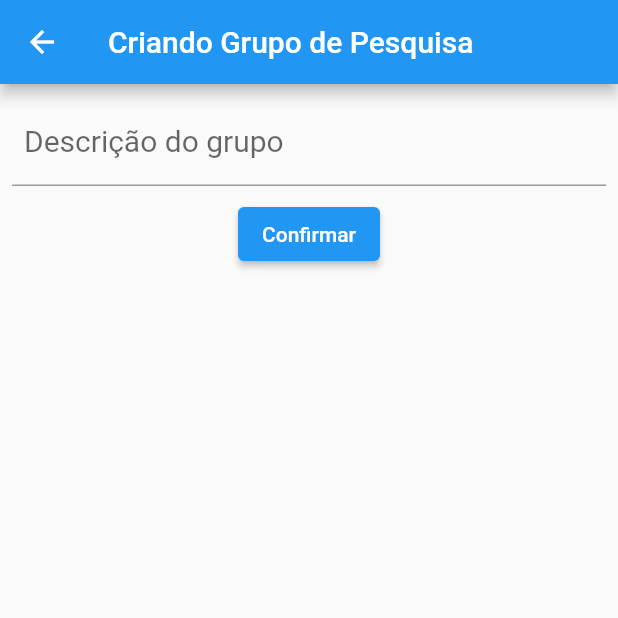
After one commit to kaka-nunes/ecopop-1, a Flutter app: the ListarGruposPesquisa screen opened directly, after a tap on the "add" icon, on a phone screen of 412 x 824 dp, the top half of it. The commit adds this screen. Run offline on Flutter 3.47's test engine with Material 2 defaults, Android fonts, the phone set to English and light mode, and no system bars; our stand-ins replace sqflite; accounts and stored records are empty.

Commit message:
Cadastro grupo

```diff
--- /dev/null
+++ b/lib/screens/grupo-pesquisa/grupo_dao.dart
@@ -0,0 +1,82 @@
+import 'package:sqflite/sqflite.dart';
+import 'package:path/path.dart';
+
+Future<Database> getDatabase() async {
+  final String path = join(await getDatabasesPath(), 'ecopop');
+  return openDatabase(
+    path,
+    onCreate: (db, version) {
+      db.execute(GrupoPesquisaDao.tableSql);
+    },
+    version: 1,
+    //limpar o banco de dados - primeiro precisa alterar a versão
+    //onDowngrade: onDatabaseDowngradeDelete,
+  );
+}
+
+class GrupoPesquisaDao {
+  static const String _tabela = 'grupopesquisa';
+  static const String _id = 'id';
+  static const String _nomegrupo = 'nomegrupo';
+
+  static const String tableSql = 'CREATE TABLE $_tabela('
+      '$_id INTEGER PRIMARY KEY,'
+      '$_nomegrupo TEXT'
+      ')';
+
+  //salvar
+  Future<int> save(GrupoPesquisa grupo) async {
+    final Database db = await getDatabase();
+
+    Map<String, dynamic> grupoMap = _toMap(grupo);
+    return db.insert(_tabela, grupoMap);
+  }
+
+  Map<String, dynamic> _toMap(GrupoPesquisa grupo) {
+    final Map<String, dynamic> grupoMap = Map();
+    grupoMap[_nomegrupo] = grupo.nomegrupo;
+    return grupoMap;
+  }
+
+  //gegar todos
+  Future<List<GrupoPesquisa>> findAll() async {
+    final Database db = await getDatabase();
+    final List<Map<String, dynamic>> resultado = await db.query(_tabela);
+    List<GrupoPesquisa> grupos = _toList(resultado);
+    return grupos;
+  }
+
+  List<GrupoPesquisa> _toList(List<Map<String, dynamic>> resultado) {
+    final List<GrupoPesquisa> grupos = [];
+    for (Map<String, dynamic> row in resultado) {
+      final GrupoPesquisa grupo = GrupoPesquisa(
+        row[_id],
+        row[_nomegrupo],
+      );
+      grupos.add(grupo);
+    }
+    return grupos;
+  }
+
+  Future<int> delete(int id) async {
+    final db = await getDatabase();
+
+    int resultado = await db.delete(_tabela, //nome da tabela
+        where: "$_id = ?",
+        whereArgs: [id]);
+
+    return resultado;
+  }
+}
+
+class GrupoPesquisa {
+  final int id;
+  final String nomegrupo;
+
+  GrupoPesquisa(this.id, this.nomegrupo);
+
+  @override
+  String toString() {
+    return 'GrupoPesquisa{id: $id, grupo: $nomegrupo}';
+  }
+}
--- /dev/null
+++ b/lib/screens/grupo-pesquisa/lista.dart
@@ -0,0 +1,245 @@
+import 'package:eco_pop/main.dart';
+import 'package:eco_pop/screens/grupo-pesquisa/grupo_dao.dart';
+import 'package:flutter/material.dart';
+
+import 'package:path/path.dart';
+import 'package:sqflite/sqflite.dart';
+
+class ListarGruposPesquisa extends StatefulWidget {
+  @override
+  State<StatefulWidget> createState() {
+    // TODO: implement createState
+    return ListarGruposPesquisaState();
+  }
+}
+
+class ListarGruposPesquisaState extends State<ListarGruposPesquisa> {
+  //final List _grupos = [];
+  final GrupoPesquisaDao _gruposDao = GrupoPesquisaDao();
+
+  @override
+  Widget build(BuildContext context) {
+    //_grupos.add(GrupoPesquisa('Informática'));
+
+    return Scaffold(
+      appBar: AppBar(
+        title: Text('Grupo de pesquisa'),
+      ),
+      body: FutureBuilder<List<GrupoPesquisa>>(
+        initialData: [],
+        //future: Future.delayed(Duration(seconds: 5))
+        //.then((value) => _gruposDao.findAll()),
+        future: _gruposDao.findAll(),
+        builder: (context, snapshot) {
+          switch (snapshot.connectionState) {
+            case ConnectionState.none:
+              break;
+            case ConnectionState.waiting:
+              return Center(
+                child: Column(
+                  mainAxisAlignment: MainAxisAlignment.center,
+                  crossAxisAlignment: CrossAxisAlignment.center,
+                  children: <Widget>[
+                    CircularProgressIndicator(),
+                    Text('Carregando!')
+                  ],
+                ),
+              );
+              break;
+            case ConnectionState.active:
+              break;
+            case ConnectionState.done:
+              final List<GrupoPesquisa> grupos = snapshot.data ?? [];
+              return ListView.builder(
+                itemBuilder: (context, index) {
+                  final GrupoPesquisa grupo = grupos[index];
+                  return ItensGruposPesquisa(grupo);
+                },
+                itemCount: grupos.length,
+              );
+              break;
+          }
+          return Text('Unknown error');
+        },
+      ),
+      floatingActionButton: FloatingActionButton(
+        /*onPressed: () {
+          //criar uma navegação para o formulário de cadastro
+          final Future future =
+              Navigator.push(context, MaterialPageRoute(builder: (context) {
+            return FormularioGrupoPesquisa(); //FormularioTransferencia();
+          }));
+          future.then((descricaoRecebida) {
+            setState(() {
+              if (descricaoRecebida != null && descricaoRecebida != '') {
+                _grupos.add(descricaoRecebida);
+              }
+            });
+          });
+        },*/
+        onPressed: () {
+          Navigator.of(context)
+              .push(
+                MaterialPageRoute(
+                  builder: (context) => FormularioGrupoPesquisa(),
+                ),
+              )
+              .then(
+                (value) => setState(() {}),
+              );
+        },
+        child: Icon(Icons.add),
+      ),
+    );
+  }
+}
+
+class FormularioGrupoPesquisa extends StatefulWidget {
+  @override
+  Widget build(BuildContext context) {
+    return Container();
+  }
+
+  @override
+  State<StatefulWidget> createState() {
+    return FormularioGrupoPesquisaState();
+  }
+}
+
+class FormularioGrupoPesquisaState extends State<FormularioGrupoPesquisa> {
+  final TextEditingController _controladorCampoNome = TextEditingController();
+
+  final GrupoPesquisaDao _grupoDao = GrupoPesquisaDao();
+
+  @override
+  Widget build(BuildContext context) {
+    return Scaffold(
+      appBar: AppBar(
+        title: Text('Criando Grupo de Pesquisa'),
+      ),
+      body: SingleChildScrollView(
+        child: Padding(
+          padding: const EdgeInsets.fromLTRB(8.0, 10.0, 8.0, 20.0),
+          child: Column(
+            children: [
+              TextField(
+                controller: _controladorCampoNome,
+                style: TextStyle(
+                  fontSize: 20.0,
+                ),
+                decoration: InputDecoration(
+                  labelText: 'Descrição do grupo',
+                  contentPadding: const EdgeInsets.all(8.0),
+                ),
+              ),
+              Padding(
+                padding: const EdgeInsets.all(8.0),
+                child: ElevatedButton(
+                  onPressed: () {
+                    //_criaGrupoPesquisa(context);
+                    final String nomegrupo = _controladorCampoNome.text;
+
+                    final GrupoPesquisa newGrupoPesquisa =
+                        GrupoPesquisa(0, nomegrupo);
+                    //Salvar
+                    _grupoDao
+                        .save(newGrupoPesquisa)
+                        .then((id) => Navigator.pop(context));
+                  },
+                  child: Text('Confirmar'),
+                ),
+              ),
+            ],
+          ),
+        ),
+      ),
+    );
+  }
+
+  /*void _criaGrupoPesquisa(BuildContext context) {
+    //receber o valor do formulario
+    final String descricao = _controladorCampoDescricao.text;
+    if (descricao != '') {
+      final descricaoGrupo = GrupoPesquisa(nomegrupo);
+      Navigator.pop(context, descricaoGrupo); //retornar para a tela anterior
+    }
+  }*/
+}
+
+class ItensGruposPesquisa extends StatelessWidget {
+  final GrupoPesquisa _grupo_pesquisa;
+
+  const ItensGruposPesquisa(this._grupo_pesquisa);
+
+  @override
+  Widget build(BuildContext context) {
+    return MaterialButton(
+      onPressed: () {
+        /*final Future future =
+                  Navigator.push(context, MaterialPageRoute(builder: (context) {
+                return Detalhe();
+              }));
+              future.then((grupo) {
+                //teste
+              }); */
+      },
+      child: Card(
+        child: ListTile(
+          title: Text(_grupo_pesquisa.nomegrupo),
+          subtitle: Text(_grupo_pesquisa.id.toString()),
+          trailing: Container(
+            width: 100,
+            child: Row(
+              children: <Widget>[
+                IconButton(
+                    onPressed: () {},
+                    icon: Icon(Icons.edit),
+                    color: Colors.orange[300]),
+                IconButton(
+                  onPressed: () {},
+                  icon: Icon(Icons.delete),
+                  color: Colors.red[900],
+                )
+              ],
+            ),
+          ),
+        ),
+      ),
+    );
+  }
+}
+
+/*
+class Connection {
+  static Database? _db;
+
+  static Future<Database?> get() async {
+    if (_db == null) {
+      var path = join(await getDatabasesPath(), 'ecopop');
+      //deleteDatabase(path);
+      _db = await openDatabase(
+        path,
+        version: 1,
+        onCreate: (db, v) {
+          db.execute(createTable);
+          db.execute(insert1);
+          //db.execute(insert2);
+          //db.execute(insert3);
+        },
+      );
+    }
+    return _db;
+  }
+}
+
+final createTable = '''
+  CREATE TABLE grupo(
+    id INTEGER NOT NULL PRIMARY KEY
+    ,grupo VARCHAR(200) NOT NULL
+  )
+''';
+
+final insert1 = '''
+  INSERT INTO grupo (grupo)
+  VALUES ('anatormia dos vegetais')
+''';*/
--- a/pubspec.yaml
+++ b/pubspec.yaml
@@ -31,9 +31,12 @@ dependencies:
     sdk: flutter
 
 
+
+
   # The following adds the Cupertino Icons font to your application.
   # Use with the CupertinoIcons class for iOS style icons.
   cupertino_icons: ^1.0.2
+  sqflite: ^2.0.2
 
 dev_dependencies:
   flutter_test:
```
Also changed, not shown: lib/main.dart (+40 -1 lines), pubspec.lock, 2 other files.
